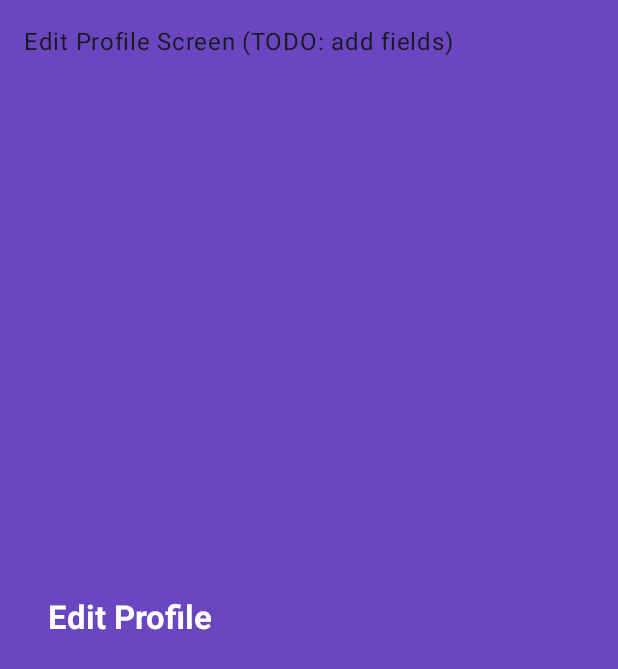
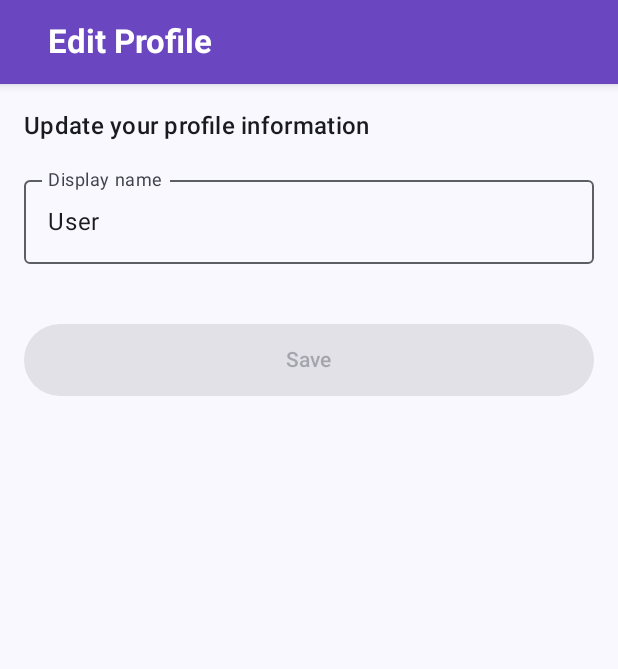
Before and after one commit to leen938/Moodmate, an Android app built with Jetpack Compose: the EditProfileScreen screen opened through its navigation route, on a phone screen of 412 x 824 dp. Shown: the top 669 px of the screen. Run offline under Robolectric (Android 15) with nearby library versions, the phone set to English and light mode, and no system bars.

Commit message:
Now Username can be editted

```diff
--- a/android/app/src/main/java/com/moodmate/data/local/TokenManager.kt
+++ b/android/app/src/main/java/com/moodmate/data/local/TokenManager.kt
@@ -48,6 +48,11 @@ class TokenManager(private val context: Context) {
             preferences[USER_ID_KEY] = userId
         }
     }
+    suspend fun saveUsername(username: String) {
+        context.dataStore.edit { preferences ->
+            preferences[USERNAME_KEY] = username
+        }
+    }
 
     suspend fun clearToken() {
         context.dataStore.edit { preferences ->
--- a/android/app/src/main/java/com/moodmate/ui/screens/AccountScreens.kt
+++ b/android/app/src/main/java/com/moodmate/ui/screens/AccountScreens.kt
@@ -10,22 +10,7 @@ import androidx.compose.ui.unit.dp
 import androidx.navigation.NavController
 import com.moodmate.ui.components.CustomTopAppBar
 
-@Composable
-fun EditProfileScreen(navController: NavController) {
-    CustomTopAppBar("Edit Profile")
-    Column(
-        modifier = Modifier
-            .fillMaxSize()
-            .padding(16.dp),
-        verticalArrangement = Arrangement.Top,
-        horizontalAlignment = Alignment.Start
-    ) {
-        Text(
-            text = "Edit Profile Screen (TODO: add fields)",
-            style = MaterialTheme.typography.bodyLarge
-        )
-    }
-}
+
 
 @Composable
 fun ChangePasswordScreen(navController: NavController) {
--- /dev/null
+++ b/android/app/src/main/java/com/moodmate/ui/screens/EditProfileScreen.kt
@@ -0,0 +1,98 @@
+package com.moodmate.ui.screens
+
+import androidx.compose.foundation.layout.*
+import androidx.compose.foundation.rememberScrollState
+import androidx.compose.foundation.verticalScroll
+import androidx.compose.material3.*
+import androidx.compose.runtime.*
+import androidx.compose.ui.Alignment
+import androidx.compose.ui.Modifier
+import androidx.compose.ui.platform.LocalContext
+import androidx.compose.ui.text.font.FontWeight
+import androidx.compose.ui.unit.dp
+import androidx.navigation.NavController
+import com.moodmate.data.local.TokenManager
+import com.moodmate.ui.components.CustomTopAppBar
+import kotlinx.coroutines.launch
+
+@Composable
+fun EditProfileScreen(
+    navController: NavController,
+    tokenManager: TokenManager = TokenManager(LocalContext.current)
+) {
+    // Load current username from DataStore
+    val storedUsername by tokenManager.username.collectAsState(initial = "User")
+
+    var username by remember(storedUsername) {
+        mutableStateOf(storedUsername ?: "User")
+    }
+
+    var isSaving by remember { mutableStateOf(false) }
+    val snackbarHostState = remember { SnackbarHostState() }
+    val scope = rememberCoroutineScope()
+
+    Scaffold(
+        topBar = { CustomTopAppBar("Edit Profile") },
+        snackbarHost = { SnackbarHost(snackbarHostState) }
+    ) { innerPadding ->
+        Column(
+            modifier = Modifier
+                .fillMaxSize()
+                .padding(innerPadding)
+                .verticalScroll(rememberScrollState())
+                .padding(16.dp),
+            verticalArrangement = Arrangement.spacedBy(16.dp),
+            horizontalAlignment = Alignment.Start
+        ) {
+
+            Text(
+                text = "Update your profile information",
+                style = MaterialTheme.typography.titleMedium,
+                fontWeight = FontWeight.SemiBold,
+                color = MaterialTheme.colorScheme.onBackground
+            )
+
+            OutlinedTextField(
+                value = username,
+                onValueChange = { username = it },
+                label = { Text("Display name") },
+                singleLine = true,
+                modifier = Modifier.fillMaxWidth()
+            )
+
+            Spacer(modifier = Modifier.height(8.dp))
+
+            val hasChanges = username.trim() != (storedUsername ?: "User").trim()
+            val isValid = username.trim().isNotEmpty()
+
+            Button(
+                onClick = {
+                    scope.launch {
+                        try {
+                            isSaving = true
+                            // Save only username in DataStore
+                            tokenManager.saveUsername(username.trim())
+                            snackbarHostState.showSnackbar("Profile updated")
+                            navController.popBackStack()
+                        } finally {
+                            isSaving = false
+                        }
+                    }
+                },
+                enabled = !isSaving && isValid && hasChanges,
+                modifier = Modifier
+                    .fillMaxWidth()
+                    .height(48.dp)
+            ) {
+                if (isSaving) {
+                    CircularProgressIndicator(
+                        strokeWidth = 2.dp,
+                        modifier = Modifier.size(20.dp)
+                    )
+                } else {
+                    Text("Save")
+                }
+            }
+        }
+    }
+}
```
Also changed, not shown: android/app/src/main/java/com/moodmate/ui/screens/ProfileScreen.kt (+9 -19 lines).
